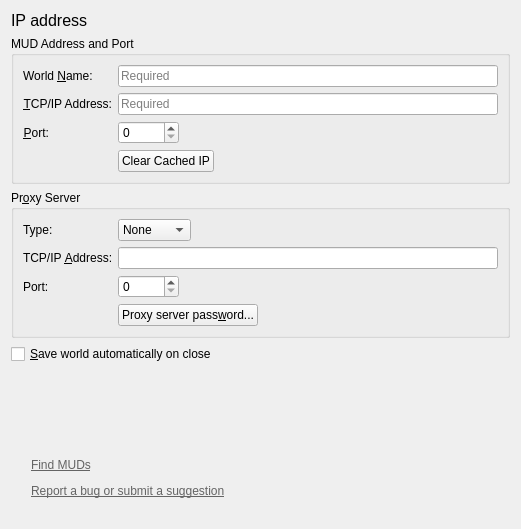
jnbooth/smushclient, file smushclient-qt/cpp/ui/prefs/address.ui: the form before one commit.
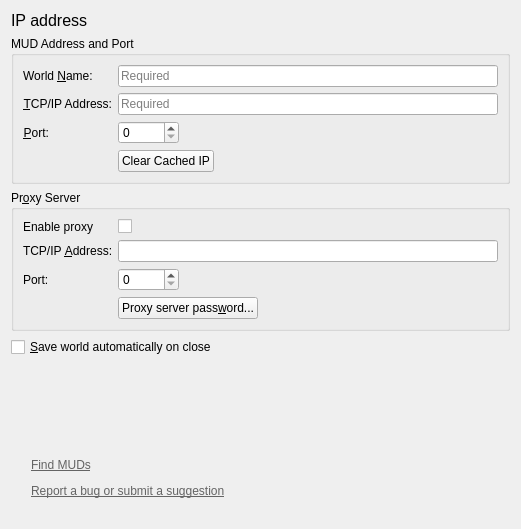
The form after the commit.

Commit message: proxy settings

What changed in the file:
```diff
--- a/smushclient-qt/cpp/ui/prefs/address.ui
+++ b/smushclient-qt/cpp/ui/prefs/address.ui
@@ -141,39 +141,11 @@
       <string>Pr&amp;oxy Server</string>
      </property>
      <layout class="QFormLayout" name="_4">
-      <item row="0" column="0">
-       <widget class="QLabel" name="ProxyType_label">
-        <property name="text">
-         <string>Type:</string>
-        </property>
-        <property name="buddy">
-         <cstring>ProxyType</cstring>
-        </property>
-       </widget>
-      </item>
       <item row="0" column="1">
-       <widget class="QComboBox" name="ProxyType">
-        <property name="sizePolicy">
-         <sizepolicy hsizetype="Fixed" vsizetype="Fixed">
-          <horstretch>0</horstretch>
-          <verstretch>0</verstretch>
-         </sizepolicy>
+       <widget class="QCheckBox" name="UseProxy">
+        <property name="text">
+         <string/>
         </property>
-        <item>
-         <property name="text">
-          <string>None</string>
-         </property>
-        </item>
-        <item>
-         <property name="text">
-          <string>Socks 4</string>
-         </property>
-        </item>
-        <item>
-         <property name="text">
-          <string>Socks 5</string>
-         </property>
-        </item>
        </widget>
       </item>
       <item row="1" column="0">
@@ -225,6 +197,16 @@
         </property>
        </widget>
       </item>
+      <item row="0" column="0">
+       <widget class="QLabel" name="UseProxy_label">
+        <property name="text">
+         <string>Enable proxy</string>
+        </property>
+        <property name="buddy">
+         <cstring>UseProxy</cstring>
+        </property>
+       </widget>
+      </item>
      </layout>
     </widget>
    </item>
```
Left out of the diff: 8 changed lines with no effect on the pictures. The commit also changes 11 other files.
